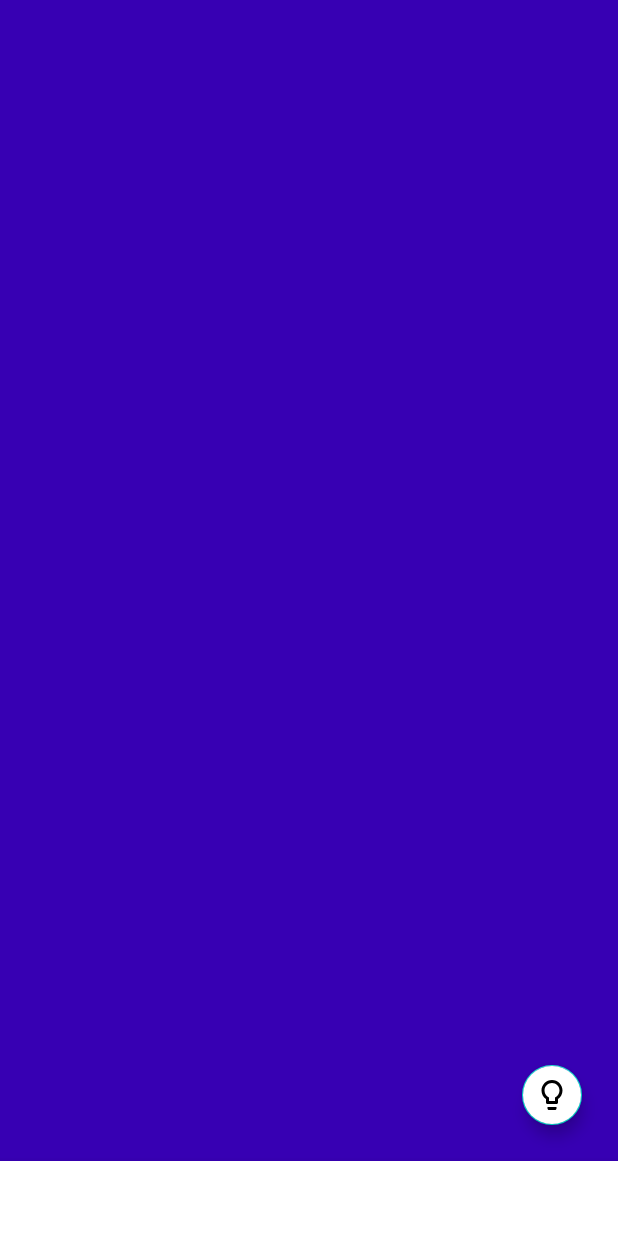
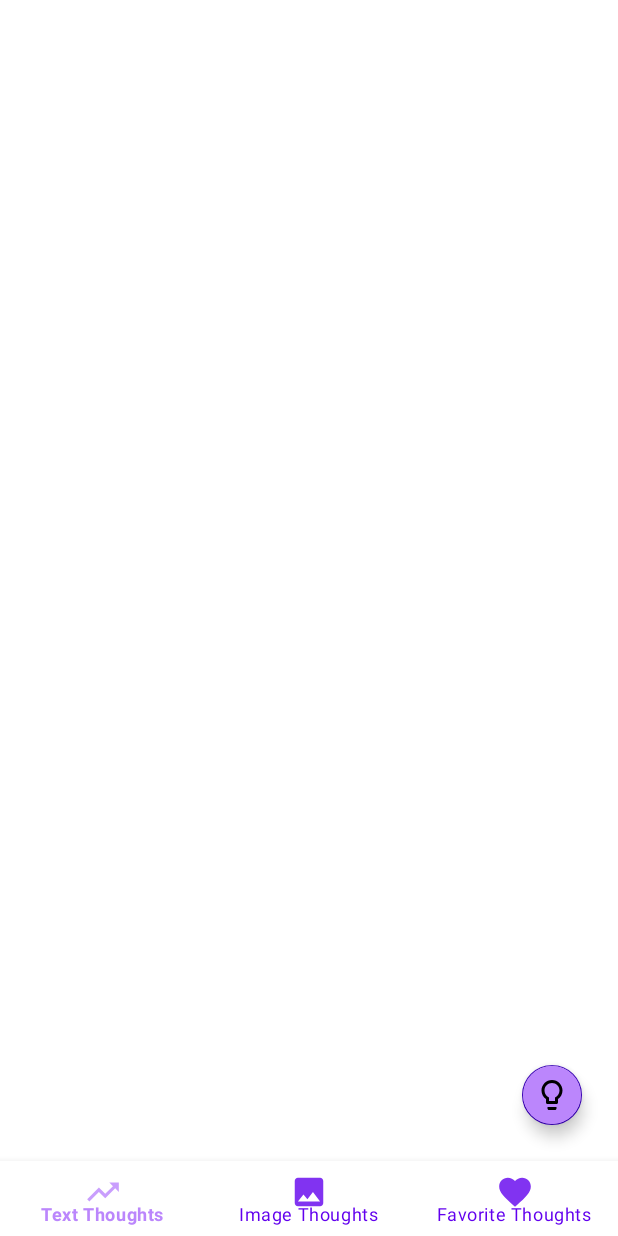
Before and after one commit to cosmic007/Seedle-Social-Media-App, an Android app: the MainContentPage screen opened directly, with no data from a screen before it, on a phone screen of 412 x 824 dp. Run offline under Robolectric (Android 15) with nearby library versions, the phone set to English and light mode, and no system bars.

Commit message:
maincontentPage_Update

```diff
--- a/app/build.gradle
+++ b/app/build.gradle
@@ -32,7 +32,7 @@ android {
 dependencies {
 
     implementation 'androidx.appcompat:appcompat:1.4.1'
-    implementation 'com.google.android.material:material:1.5.0'
+    implementation 'com.google.android.material:material:1.1.0-alpha07'
     implementation 'androidx.constraintlayout:constraintlayout:2.1.3'
     implementation 'com.google.firebase:firebase-auth:21.1.0'
     implementation 'com.google.firebase:firebase-storage:20.1.0'
--- a/app/src/main/res/drawable-anydpi/icon_fav_thoughts.xml
+++ b/app/src/main/res/drawable-anydpi/icon_fav_thoughts.xml
@@ -3,7 +3,7 @@
     android:height="24dp"
     android:viewportWidth="24"
     android:viewportHeight="24"
-    android:tint="@color/purple_200"
+    android:tint="@color/purple_700"
     android:alpha="0.8">
   <path
       android:fillColor="@android:color/white"
--- a/app/src/main/res/drawable-anydpi/icon_image_thoughts.xml
+++ b/app/src/main/res/drawable-anydpi/icon_image_thoughts.xml
@@ -3,7 +3,7 @@
     android:height="24dp"
     android:viewportWidth="24"
     android:viewportHeight="24"
-    android:tint="@color/purple_200"
+    android:tint="@color/purple_700"
     android:alpha="0.8">
   <path
       android:fillColor="@android:color/white"
--- a/app/src/main/res/drawable-anydpi/icon_text_thoughts.xml
+++ b/app/src/main/res/drawable-anydpi/icon_text_thoughts.xml
@@ -3,7 +3,7 @@
     android:height="24dp"
     android:viewportWidth="24"
     android:viewportHeight="24"
-    android:tint="@color/purple_200"
+    android:tint="@color/purple_700"
     android:alpha="0.8"
     android:autoMirrored="true">
   <path
--- a/app/src/main/res/drawable/icon_addstatus.xml
+++ b/app/src/main/res/drawable/icon_addstatus.xml
@@ -1,4 +1,4 @@
-<vector android:height="48dp" android:tint="#3700B3"
+<vector android:height="48dp" android:tint="@color/white"
     android:viewportHeight="24" android:viewportWidth="24"
     android:width="48dp" xmlns:android="http://schemas.android.com/apk/res/android">
     <path android:fillColor="@android:color/white" android:pathData="M9,21c0,0.55 0.45,1 1,1h4c0.55,0 1,-0.45 1,-1v-1L9,20v1zM12,2C8.14,2 5,5.14 5,9c0,2.38 1.19,4.47 3,5.74L8,17c0,0.55 0.45,1 1,1h6c0.55,0 1,-0.45 1,-1v-2.26c1.81,-1.27 3,-3.36 3,-5.74 0,-3.86 -3.14,-7 -7,-7zM14.85,13.1l-0.85,0.6L14,16h-4v-2.3l-0.85,-0.6C7.8,12.16 7,10.63 7,9c0,-2.76 2.24,-5 5,-5s5,2.24 5,5c0,1.63 -0.8,3.16 -2.15,4.1z"/>
--- a/app/src/main/res/drawable/round_btnbg.xml
+++ b/app/src/main/res/drawable/round_btnbg.xml
@@ -1,5 +1,5 @@
 <?xml version="1.0" encoding="utf-8"?>
 <shape android:shape="rectangle" xmlns:android="http://schemas.android.com/apk/res/android">
     <solid android:color="@color/design_default_color_primary"/>
-    <corners android:radius="60dp" />
+    <corners android:radius="100dp" />
 </shape>
--- a/app/src/main/res/drawable/selector_bottombar_item.xml
+++ b/app/src/main/res/drawable/selector_bottombar_item.xml
@@ -1,8 +1,8 @@
 <?xml version="1.0" encoding="utf-8"?>
 <selector xmlns:android="http://schemas.android.com/apk/res/android">
     <item
-        android:color="@color/white"
-        android:state_enabled="true"
+        android:color="@color/purple_700"
+        android:state_enabled="false"
         />
     <item
         android:color="@color/purple_200"
--- a/app/src/main/res/layout/activity_main.xml
+++ b/app/src/main/res/layout/activity_main.xml
@@ -47,8 +47,8 @@
 
     <Button
         android:id="@+id/movebtn"
-        android:layout_width="164dp"
-        android:layout_height="37dp"
+        android:layout_width="168dp"
+        android:layout_height="50dp"
         android:layout_below="@id/tagline"
         android:layout_alignParentStart="true"
         android:layout_alignParentEnd="true"
--- a/app/src/main/res/layout/activity_main_content_page.xml
+++ b/app/src/main/res/layout/activity_main_content_page.xml
@@ -18,7 +18,7 @@
             android:layout_height="wrap_content"
             android:id="@+id/toolBar"
             android:layout_alignParentTop="true"
-            android:background="@color/purple_700"
+            android:background="@color/white"
             android:minHeight="?attr/actionBarSize"
             app:popupTheme="@style/ThemeOverlay.AppCompat.Dark.ActionBar"
             />
@@ -40,7 +40,7 @@
             android:layout_marginBottom="70dp"
             android:src="@drawable/icon_addstatus"
             app:fabCustomSize="40dp"
-            android:backgroundTint="@color/white"
+            android:backgroundTint="@color/purple_200"
             app:fabSize="normal"
             />
         <com.google.android.material.bottomnavigation.BottomNavigationView
--- a/app/src/main/res/layout/activity_register.xml
+++ b/app/src/main/res/layout/activity_register.xml
@@ -148,7 +148,7 @@
 
     <Button
         android:layout_width="168dp"
-        android:layout_height="40dp"
+        android:layout_height="50dp"
         android:id="@+id/RegisterPage_RegisterBtn"
         android:layout_below="@id/RegisterPage_Radiogroup"
         android:layout_centerInParent="true"
--- a/app/src/main/res/layout/frame_for_fragments.xml
+++ b/app/src/main/res/layout/frame_for_fragments.xml
@@ -3,7 +3,7 @@
     android:layout_width="match_parent"
     android:layout_height="match_parent"
     android:id="@+id/container"
-    android:background="@color/purple_700">
+    android:background="@color/white">
 
 
 </FrameLayout>
--- a/app/src/main/res/values-night/themes.xml
+++ b/app/src/main/res/values-night/themes.xml
@@ -6,8 +6,8 @@
         <item name="colorPrimaryVariant">@color/purple_700</item>
         <item name="colorOnPrimary">@color/black</item>
         <!-- Secondary brand color. -->
-        <item name="colorSecondary">@color/teal_200</item>
-        <item name="colorSecondaryVariant">@color/teal_200</item>
+        <item name="colorSecondary">@color/purple_700</item>
+        <item name="colorSecondaryVariant">@color/purple_700</item>
         <item name="colorOnSecondary">@color/black</item>
         <!-- Status bar color. -->
         <item name="android:statusBarColor">?attr/colorPrimaryDark</item>
--- a/app/src/main/res/values/themes.xml
+++ b/app/src/main/res/values/themes.xml
@@ -2,12 +2,12 @@
     <!-- Base application theme. -->
     <style name="Theme.Seedle" parent="Theme.MaterialComponents.DayNight.NoActionBar">
         <!-- Primary brand color. -->
-        <item name="colorPrimary">@color/purple_700</item>
+        <item name="colorPrimary">@color/purple_200</item>
         <item name="colorPrimaryVariant">@color/purple_700</item>
-        <item name="colorOnPrimary">@color/white</item>
+        <item name="colorOnPrimary">@color/black</item>
         <!-- Secondary brand color. -->
-        <item name="colorSecondary">@color/teal_200</item>
-        <item name="colorSecondaryVariant">@color/teal_700</item>
+        <item name="colorSecondary">@color/purple_700</item>
+        <item name="colorSecondaryVariant">@color/purple_700</item>
         <item name="colorOnSecondary">@color/black</item>
         <!-- Status bar color. -->
         <item name="android:statusBarColor">?attr/colorPrimaryDark</item>
```
Also changed, not shown: app/src/main/res/layout/activity_login_page.xml (+11 -11 lines).
